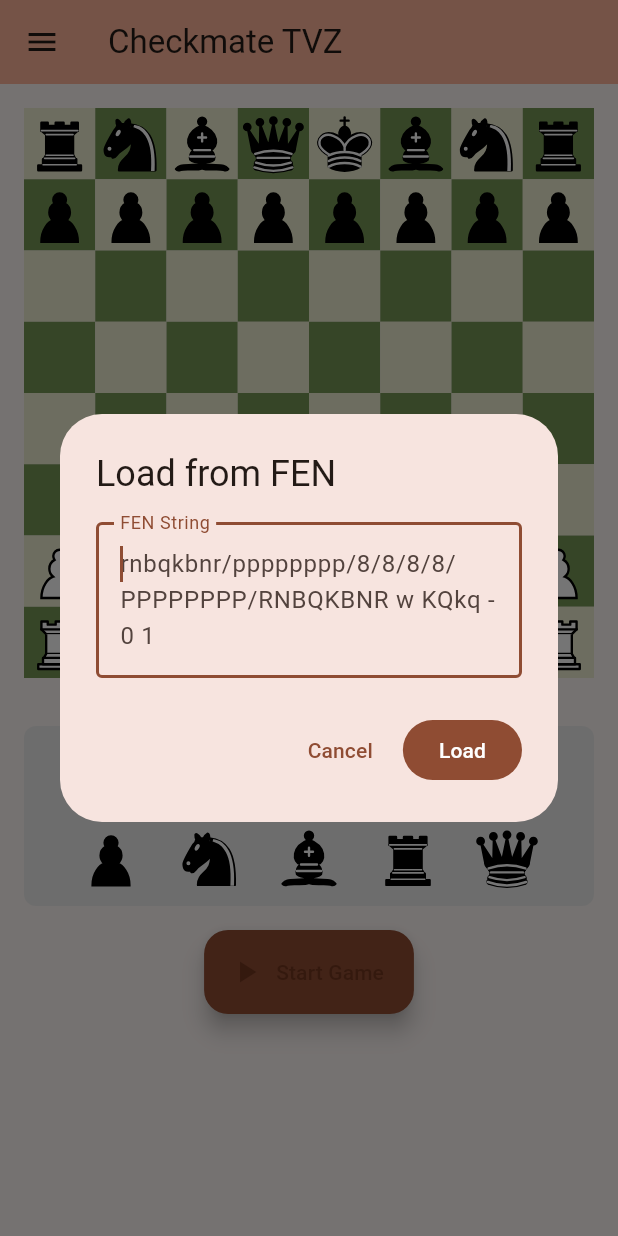
After one commit to TihomirPop/checkmate_tvz, a Flutter app: the screen it shows after launch, in the side drawer, after a tap on "Load from FEN", on a phone screen of 412 x 824 dp. The commit adds this screen. Run offline on Flutter 3.47's test engine with Material 3 defaults, Android fonts, the phone set to English and light mode, and no system bars; our stand-ins replace flutter_svg.

Commit message:
add load from FEN to drawer

```diff
--- a/lib/main.dart
+++ b/lib/main.dart
@@ -1,5 +1,6 @@
 import 'package:flutter/material.dart';
 import 'ui/widgets/chess_board_widget.dart';
+import 'ui/widgets/fen_input_dialog.dart';
 import 'ui/widgets/game_drawer.dart';
 
 void main() {
@@ -20,15 +21,27 @@ class MyApp extends StatelessWidget {
         colorScheme: ColorScheme.fromSeed(seedColor: Colors.brown),
         useMaterial3: true,
       ),
-      home: Scaffold(
+      home: Builder(
+        builder: (context) => Scaffold(
           appBar: AppBar(
             title: const Text('Checkmate TVZ'),
             backgroundColor: Theme.of(context).colorScheme.inversePrimary,
           ),
           drawer: GameDrawer(
             onNewGame: () => chessBoardKey.currentState?.resetGame(),
+            onLoadFen: () {
+              showDialog<void>(
+                context: context,
+                builder: (context) => FenInputDialog(
+                  onSubmit: (fen) {
+                    chessBoardKey.currentState?.loadFromFen(fen);
+                  },
+                ),
+              );
+            },
           ),
           body: ChessBoardWidget(key: chessBoardKey),
+        ),
       ),
     );
   }
--- a/lib/ui/widgets/chess_board_widget.dart
+++ b/lib/ui/widgets/chess_board_widget.dart
@@ -38,9 +38,60 @@ class ChessBoardWidgetState extends State<ChessBoardWidget> {
     _initializeBoard();
   }
 
-  /// Public method to reset the game (used by drawer via GlobalKey)
+  /// Public method to reset the game
   void resetGame() {
     _initializeBoard();
+  }
+
+  /// Public method to load board from FEN string
+  /// Loads the position but keeps the board in Edit Mode for manual adjustments
+  Future<void> loadFromFen(String fen) async {
+    if (kDebugMode) {
+      print('[ChessBoard] Loading from FEN: $fen');
+    }
+
+    setState(() {
+      _isLoading = true;
+      _errorMessage = null;
+    });
+
+    // Use existing repository method
+    final result = await _repository.startGameFromFen(fen: fen, isWhite: true);
+
+    if (!mounted) return;
+
+    setState(() {
+      _isLoading = false;
+
+      switch (result) {
+        case Success(data: final board):
+          chessBoard = board;
+          _boardMode = BoardMode.edit; // Keep in edit mode!
+          _hasStartedGame = false;
+          _gameOverMessage = null;
+          _validMoves = {};
+
+          if (kDebugMode) {
+            print('[ChessBoard] Loaded FEN successfully, staying in Edit Mode');
+          }
+
+        case Failure(message: final msg):
+          _errorMessage = null; // Don't show error screen for FEN loading
+          if (kDebugMode) {
+            print('[ChessBoard] Failed to load FEN: $msg');
+          }
+
+          // Show error to user via SnackBar
+          if (mounted) {
+            ScaffoldMessenger.of(context).showSnackBar(
+              SnackBar(
+                content: Text('Invalid FEN: $msg'),
+                backgroundColor: Colors.red,
+              ),
+            );
+          }
+      }
+    });
   }
 
   void _initializeBoard() {
--- /dev/null
+++ b/lib/ui/widgets/fen_input_dialog.dart
@@ -0,0 +1,61 @@
+import 'package:flutter/material.dart';
+
+/// Dialog for inputting FEN (Forsyth-Edwards Notation) strings
+/// to load custom chess positions onto the board.
+///
+/// Features:
+/// - Multi-line text field for long FEN strings
+/// - Hint text showing example FEN
+/// - Basic validation (non-empty)
+/// - Cancel/Load actions
+class FenInputDialog extends StatefulWidget {
+  final void Function(String fen) onSubmit;
+
+  const FenInputDialog({super.key, required this.onSubmit});
+
+  @override
+  State<FenInputDialog> createState() => _FenInputDialogState();
+}
+
+class _FenInputDialogState extends State<FenInputDialog> {
+  final _controller = TextEditingController();
+
+  @override
+  void dispose() {
+    _controller.dispose();
+    super.dispose();
+  }
+
+  @override
+  Widget build(BuildContext context) {
+    return AlertDialog(
+      title: const Text('Load from FEN'),
+      content: TextField(
+        controller: _controller,
+        decoration: const InputDecoration(
+          labelText: 'FEN String',
+          hintText: 'rnbqkbnr/pppppppp/8/8/8/8/PPPPPPPP/RNBQKBNR w KQkq - 0 1',
+          border: OutlineInputBorder(),
+        ),
+        maxLines: 3,
+        autofocus: true,
+      ),
+      actions: [
+        TextButton(
+          onPressed: () => Navigator.pop(context),
+          child: const Text('Cancel'),
+        ),
+        FilledButton(
+          onPressed: () {
+            final fen = _controller.text.trim();
+            if (fen.isNotEmpty) {
+              Navigator.pop(context);
+              widget.onSubmit(fen);
+            }
+          },
+          child: const Text('Load'),
+        ),
+      ],
+    );
+  }
+}
--- a/lib/ui/widgets/game_drawer.dart
+++ b/lib/ui/widgets/game_drawer.dart
@@ -5,13 +5,16 @@ import 'package:flutter/material.dart';
 /// Provides consistent access to game controls regardless of current game state.
 /// Currently includes:
 /// - New Game: Resets the board to Edit Mode
+/// - Load from FEN: Loads a custom position from FEN string
 ///
 /// Designed to be extensible for future features (settings, history, etc.)
 class GameDrawer extends StatelessWidget {
   /// Callback invoked when user taps "New Game"
   final VoidCallback? onNewGame;
 
-  const GameDrawer({super.key, this.onNewGame});
+  final VoidCallback? onLoadFen;
+
+  const GameDrawer({super.key, this.onNewGame, this.onLoadFen});
 
   @override
   Widget build(BuildContext context) {
@@ -54,6 +57,16 @@ class GameDrawer extends StatelessWidget {
               onNewGame?.call();
             },
           ),
+          ListTile(
+            leading: const Icon(Icons.input),
+            title: const Text('Load from FEN'),
+            onTap: () {
+              // Close drawer first for smooth UX
+              Navigator.pop(context);
+              // Then invoke callback if provided
+              onLoadFen?.call();
+            },
+          ),
           const Divider(),
           // Future features can be added here:
           // - Settings
```
Lines whose indentation alone changed are shown as unchanged.
